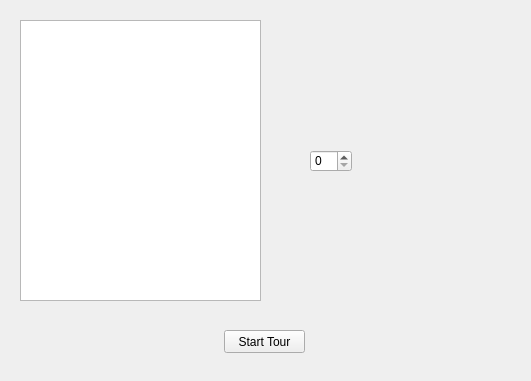
The window that shorttour.ui (DuncanBauer/WineryTours) describes before a commit, drawn with Qt 5.
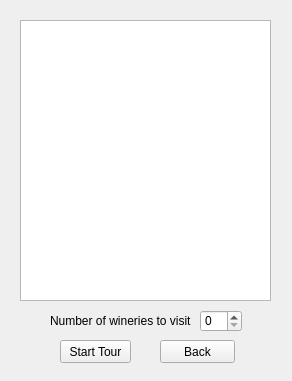
The same window after the commit.

Commit message: Fixed purchasing multiple wines. Added back buttons on certain windows. Cleaned up certain windows

What changed in the file:
```diff
--- a/shorttour.ui
+++ b/shorttour.ui
@@ -6,18 +6,30 @@
    <rect>
     <x>0</x>
     <y>0</y>
-    <width>531</width>
+    <width>292</width>
     <height>381</height>
    </rect>
   </property>
+  <property name="minimumSize">
+   <size>
+    <width>292</width>
+    <height>381</height>
+   </size>
+  </property>
+  <property name="maximumSize">
+   <size>
+    <width>292</width>
+    <height>381</height>
+   </size>
+  </property>
   <property name="windowTitle">
    <string>Form</string>
   </property>
   <widget class="QSpinBox" name="spinBox">
    <property name="geometry">
     <rect>
-     <x>310</x>
-     <y>150</y>
+     <x>200</x>
+     <y>310</y>
      <width>42</width>
      <height>22</height>
     </rect>
@@ -26,9 +38,9 @@
   <widget class="QPushButton" name="pushButton">
    <property name="geometry">
     <rect>
-     <x>224</x>
-     <y>330</y>
-     <width>81</width>
+     <x>60</x>
+     <y>340</y>
+     <width>71</width>
      <height>23</height>
     </rect>
    </property>
@@ -41,11 +53,37 @@
     <rect>
      <x>20</x>
      <y>20</y>
-     <width>241</width>
+     <width>251</width>
      <height>281</height>
     </rect>
    </property>
   </widget>
+  <widget class="QLabel" name="label">
+   <property name="geometry">
+    <rect>
+     <x>50</x>
+     <y>310</y>
+     <width>141</width>
+     <height>21</height>
+    </rect>
+   </property>
+   <property name="text">
+    <string>Number of wineries to visit</string>
+   </property>
+  </widget>
+  <widget class="QPushButton" name="back">
+   <property name="geometry">
+    <rect>
+     <x>160</x>
+     <y>340</y>
+     <width>75</width>
+     <height>23</height>
+    </rect>
+   </property>
+   <property name="text">
+    <string>Back</string>
+   </property>
+  </widget>
  </widget>
  <resources/>
  <connections/>
```
The commit also changes 23 other files.
